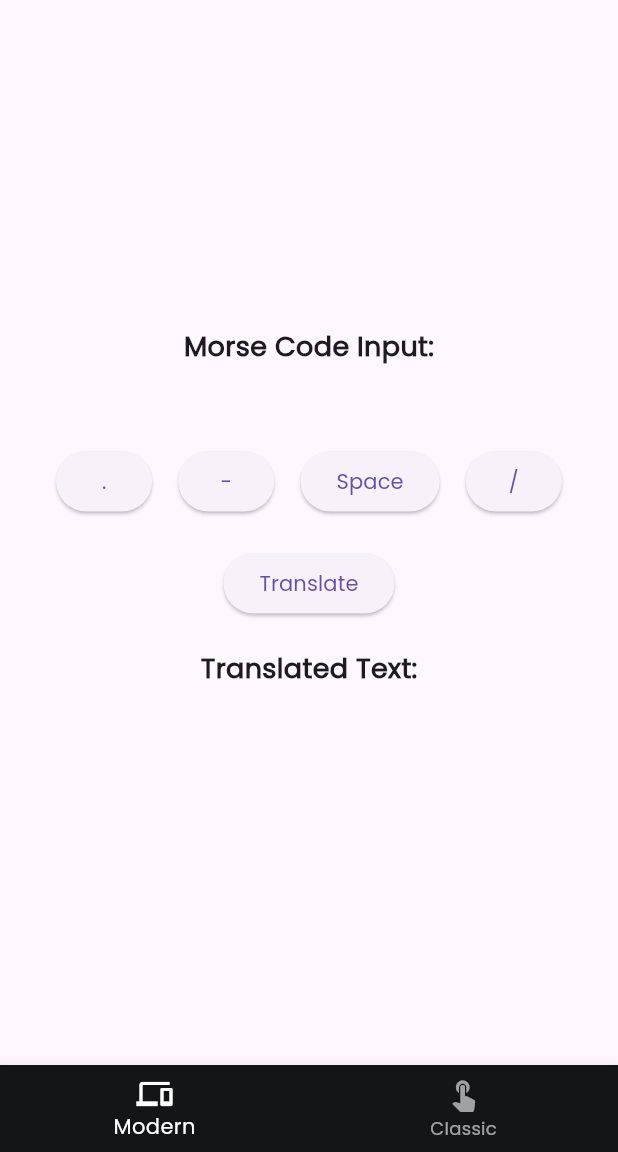
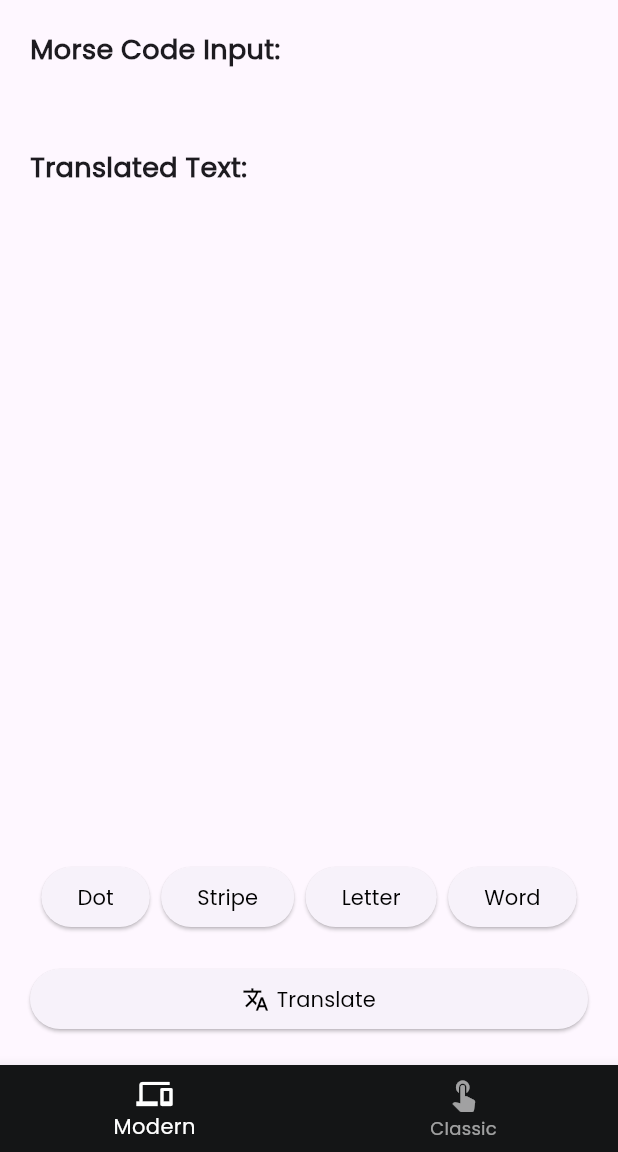
Before and after one commit to ItsJordanNL/morse-translator, a Flutter app: the screen it shows after launch, on a phone screen of 412 x 824 dp, the part 84-1236 px from its top. Run offline on Flutter 3.47's test engine with Material 3 defaults, Android fonts, the phone set to English and light mode, and no system bars.

Commit message:
Style - Styling van moderne vertaler

```diff
--- a/lib/main.dart
+++ b/lib/main.dart
@@ -104,8 +104,7 @@ class TranslatorHomePageState extends State<TranslatorHomePage> {
       body: Padding(
         padding: const EdgeInsets.all(20.0),
         child: Column(
-          crossAxisAlignment: CrossAxisAlignment.center,
-          mainAxisAlignment: MainAxisAlignment.center,
+          crossAxisAlignment: CrossAxisAlignment.start,
           children: [
             const Text(
               'Morse Code Input:',
@@ -117,33 +116,6 @@ class TranslatorHomePageState extends State<TranslatorHomePage> {
               style: const TextStyle(fontSize: 16.0),
             ),
             const SizedBox(height: 20.0),
-            Row(
-              mainAxisAlignment: MainAxisAlignment.spaceEvenly,
-              children: [
-                ElevatedButton(
-                  onPressed: () => _appendToMorseCode('.'),
-                  child: const Text('.'),
-                ),
-                ElevatedButton(
-                  onPressed: () => _appendToMorseCode('-'),
-                  child: const Text('-'),
-                ),
-                ElevatedButton(
-                  onPressed: () => _appendToMorseCode(' '),
-                  child: const Text('Space'),
-                ),
-                ElevatedButton(
-                  onPressed: () => _appendToMorseCode('/'),
-                  child: const Text('/'),
-                ),
-              ],
-            ),
-            const SizedBox(height: 20.0),
-            ElevatedButton(
-              onPressed: _translateMorseCode,
-              child: const Text('Translate'),
-            ),
-            const SizedBox(height: 20.0),
             const Text(
               'Translated Text:',
               style: TextStyle(fontSize: 18.0, fontWeight: FontWeight.bold),
@@ -152,6 +124,57 @@ class TranslatorHomePageState extends State<TranslatorHomePage> {
             Text(
               _translatedText,
               style: const TextStyle(fontSize: 16.0),
+            ),
+            const Spacer(), // Spacer to push buttons to the bottom
+            Align(
+              alignment: Alignment.bottomCenter,
+              child: Column(
+                children: [
+                  Row(
+                    mainAxisAlignment: MainAxisAlignment.spaceEvenly,
+                    children: [
+                      ElevatedButton(
+                        onPressed: () => _appendToMorseCode('.'),
+                        child: const Text('Dot',
+                            style: TextStyle(color: Colors.black)),
+                      ),
+                      ElevatedButton(
+                        onPressed: () => _appendToMorseCode('-'),
+                        child: const Text('Stripe',
+                            style: TextStyle(color: Colors.black)),
+                      ),
+                      ElevatedButton(
+                        onPressed: () => _appendToMorseCode(' '),
+                        child: const Text('Letter',
+                            style: TextStyle(color: Colors.black)),
+                      ),
+                      ElevatedButton(
+                        onPressed: () => _appendToMorseCode('/'),
+                        child: const Text('Word',
+                            style: TextStyle(color: Colors.black)),
+                      ),
+                    ],
+                  ),
+                  const SizedBox(height: 20.0),
+                  ElevatedButton(
+                    onPressed: _translateMorseCode,
+                    child: const Row(
+                      mainAxisAlignment: MainAxisAlignment.center,
+                      children: <Widget>[
+                        Icon(
+                          Icons.translate,
+                          color: Colors.black, // Set the color of the icon
+                        ),
+                        SizedBox(width: 5),
+                        Text(
+                          'Translate',
+                          style: TextStyle(color: Colors.black),
+                        ),
+                      ],
+                    ),
+                  )
+                ],
+              ),
             ),
           ],
         ),
```
